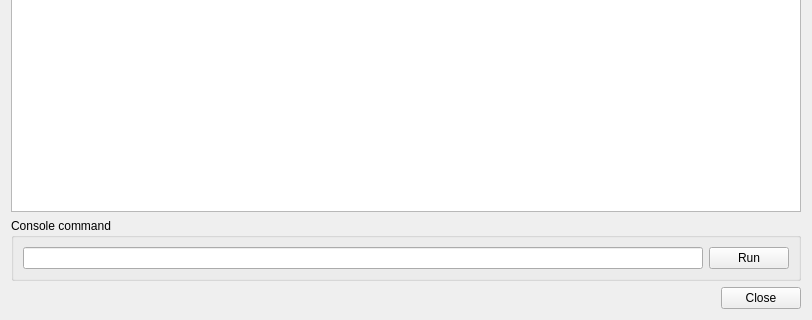
First picture: the form in Source/UI/RustInstaller.ui, repository krre/afterglow, before the edit; both pictures show x 0 to 812 and y 280 to 600 of the 812 by 600 pixel window.
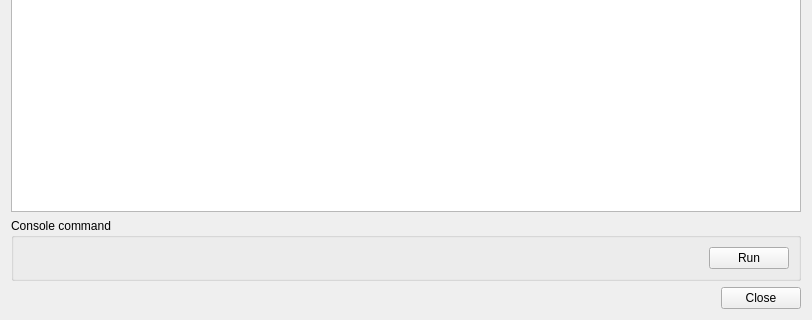
Second picture: the form after the edit.

Commit message: Replace QLineEdit class by custom CommandLine class in Rust Installer

What changed in the file:
```diff
--- a/Source/UI/RustInstaller.ui
+++ b/Source/UI/RustInstaller.ui
@@ -112,7 +112,31 @@
      </property>
      <layout class="QHBoxLayout" name="horizontalLayout_4">
       <item>
-       <widget class="QLineEdit" name="lineEditCommand"/>
+       <widget class="QWidget" name="widgetCommandLine" native="true">
+        <property name="sizePolicy">
+         <sizepolicy hsizetype="Expanding" vsizetype="Preferred">
+          <horstretch>0</horstretch>
+          <verstretch>0</verstretch>
+         </sizepolicy>
+        </property>
+        <layout class="QHBoxLayout" name="horizontalLayoutCommandLine">
+         <property name="spacing">
+          <number>0</number>
+         </property>
+         <property name="leftMargin">
+          <number>0</number>
+         </property>
+         <property name="topMargin">
+          <number>0</number>
+         </property>
+         <property name="rightMargin">
+          <number>0</number>
+         </property>
+         <property name="bottomMargin">
+          <number>0</number>
+         </property>
+        </layout>
+       </widget>
       </item>
       <item>
        <widget class="QPushButton" name="pushButtonRun">
```
The commit also changes 5 other files.
